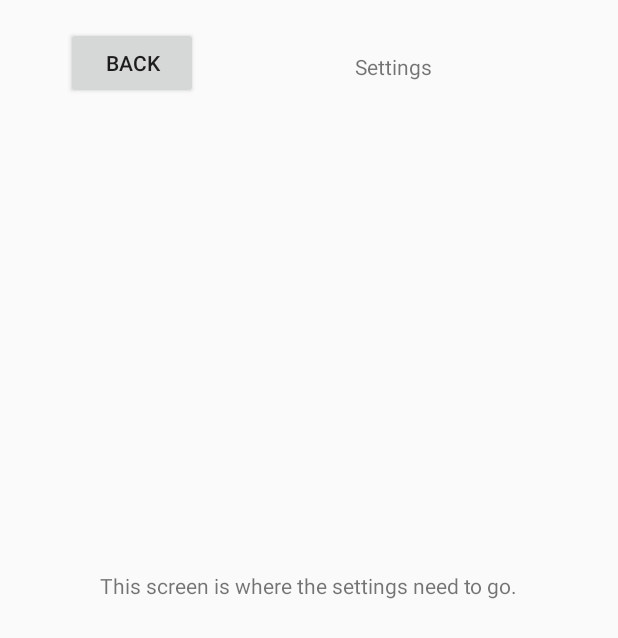
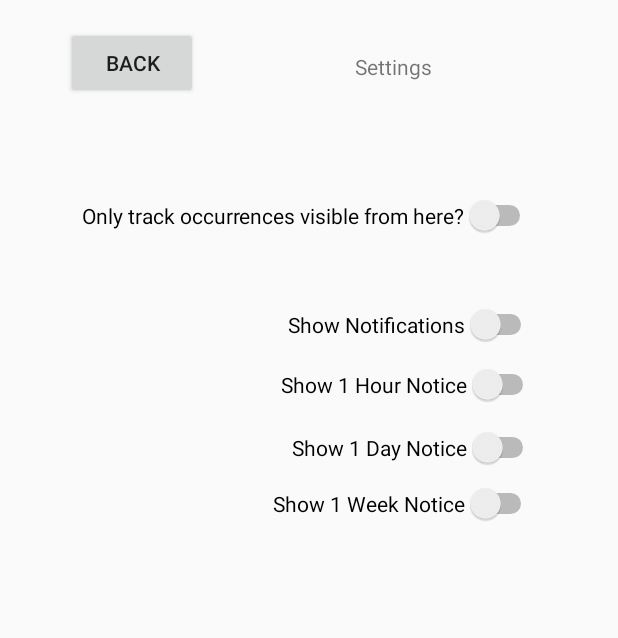
Before and after one commit to mdx97/pocket-astronomer, an Android app: the layout activity_settings.xml on its own in the app's theme, with its tools: preview values and no code run, on a phone screen of 412 x 824 dp. Shown: the top 638 px of the screen. Run offline under Robolectric (Android 15) with nearby library versions, the phone set to English and light mode, and no system bars.

Commit message:
Expanded main screen features and added event settings.

```diff
--- a/Astronomer/app/src/main/java/com/example/astronomer/SettingsActivity.java
+++ b/Astronomer/app/src/main/java/com/example/astronomer/SettingsActivity.java
@@ -7,6 +7,7 @@ import android.util.Log;
 import android.view.View;
 import android.widget.AdapterView;
 import android.widget.ListView;
+import android.widget.Switch;
 import android.widget.TextView;
 import android.widget.Toast;
 
@@ -25,6 +26,20 @@ public class SettingsActivity extends AppCompatActivity {
         titleTV.setText("Settings: " + eventName);
     }
 
+    public void noticesToggle(View v){
+        Switch hourNoticeSwitch = findViewById(R.id.hourNoticeSwitch);
+        Switch dayNoticeSwitch = findViewById(R.id.dayNoticeSwitch);
+        Switch weekNoticeSwitch = findViewById(R.id.weekNoticeSwitch);
+        hourNoticeSwitch.setChecked(false);
+        dayNoticeSwitch.setChecked(false);
+        weekNoticeSwitch.setChecked(false);
+    }
+
+    public void subNoticesToggle(View v){
+        Switch notificationsSwitch = findViewById(R.id.notificationsSwitch);
+        notificationsSwitch.setChecked(false);
+    }
+
     public void returnAction(View v) {
         Intent ini = getIntent();
         setResult(0, ini);
--- a/Astronomer/app/src/main/res/layout/activity_settings.xml
+++ b/Astronomer/app/src/main/res/layout/activity_settings.xml
@@ -30,14 +30,67 @@
         app:layout_constraintTop_toTopOf="parent"
         app:layout_constraintVertical_bias="0.023" />
 
-    <TextView
-        android:id="@+id/textView5"
+    <Switch
+        android:id="@+id/switch1"
         android:layout_width="wrap_content"
-        android:layout_height="63dp"
-        android:text="This screen is where the settings need to go."
+        android:layout_height="wrap_content"
+        android:text="Only track occurrences visible from here?"
         app:layout_constraintBottom_toBottomOf="parent"
         app:layout_constraintEnd_toEndOf="parent"
-        app:layout_constraintHorizontal_bias="0.5"
         app:layout_constraintStart_toStartOf="parent"
-        app:layout_constraintTop_toTopOf="parent" />
+        app:layout_constraintTop_toTopOf="parent"
+        app:layout_constraintVertical_bias="0.163" />
+
+    <Switch
+        android:id="@+id/notificationsSwitch"
+        android:layout_width="wrap_content"
+        android:layout_height="wrap_content"
+        android:onClick="noticesToggle"
+        android:text="Show Notifications"
+        app:layout_constraintBottom_toBottomOf="parent"
+        app:layout_constraintEnd_toEndOf="parent"
+        app:layout_constraintHorizontal_bias="0.78"
+        app:layout_constraintStart_toStartOf="parent"
+        app:layout_constraintTop_toTopOf="parent"
+        app:layout_constraintVertical_bias="0.254" />
+
+    <Switch
+        android:id="@+id/weekNoticeSwitch"
+        android:layout_width="wrap_content"
+        android:layout_height="wrap_content"
+        android:onClick="subNoticesToggle"
+        android:text="Show 1 Week Notice"
+        app:layout_constraintBottom_toBottomOf="parent"
+        app:layout_constraintEnd_toEndOf="parent"
+        app:layout_constraintHorizontal_bias="0.772"
+        app:layout_constraintStart_toStartOf="parent"
+        app:layout_constraintTop_toTopOf="parent"
+        app:layout_constraintVertical_bias="0.404" />
+
+    <Switch
+        android:id="@+id/dayNoticeSwitch"
+        android:layout_width="wrap_content"
+        android:layout_height="wrap_content"
+        android:onClick="subNoticesToggle"
+        android:text="Show 1 Day Notice"
+        app:layout_constraintBottom_toBottomOf="parent"
+        app:layout_constraintEnd_toEndOf="parent"
+        app:layout_constraintHorizontal_bias="0.786"
+        app:layout_constraintStart_toStartOf="parent"
+        app:layout_constraintTop_toTopOf="parent"
+        app:layout_constraintVertical_bias="0.357" />
+
+    <Switch
+        android:id="@+id/hourNoticeSwitch"
+        android:layout_width="wrap_content"
+        android:layout_height="wrap_content"
+        android:onClick="subNoticesToggle"
+        android:text="Show 1 Hour Notice"
+        app:layout_constraintBottom_toBottomOf="parent"
+        app:layout_constraintEnd_toEndOf="parent"
+        app:layout_constraintHorizontal_bias="0.78"
+        app:layout_constraintStart_toStartOf="parent"
+        app:layout_constraintTop_toTopOf="parent"
+        app:layout_constraintVertical_bias="0.305" />
+
 </android.support.constraint.ConstraintLayout>
```
Also changed, not shown: Astronomer/app/src/main/res/drawable/samplemoon.png.
